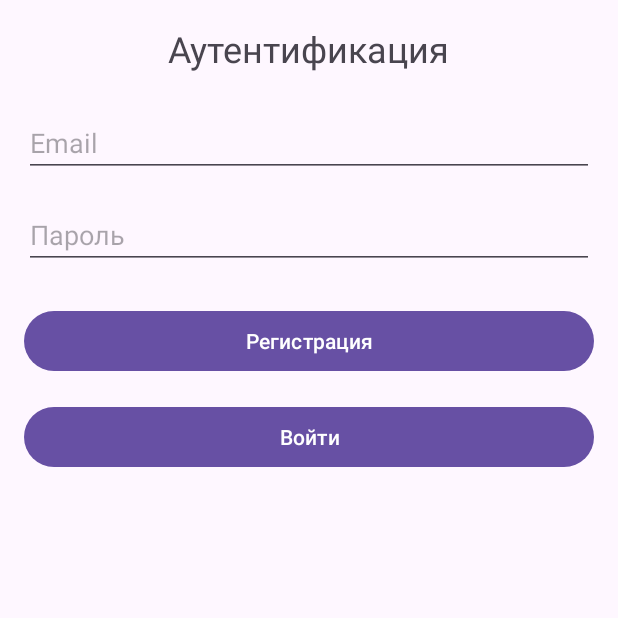
After one commit to AkitaUI/VisualNovelle, an Android app: the fragment AuthFragment placed in its activity, on a phone screen of 412 x 824 dp, the top half of it. The commit adds this screen. Run offline under Robolectric (Android 15) with nearby library versions, the phone set to English and light mode, and no system bars; our stand-ins replace Firebase (no records; nobody signed in at launch, a user with empty details on screens opened directly).

Commit message:
New Fragment for authentification

```diff
--- a/app/build.gradle.kts
+++ b/app/build.gradle.kts
@@ -1,5 +1,6 @@
 plugins {
     alias(libs.plugins.android.application)
+    id("com.google.gms.google-services")
 }
 
 android {
@@ -40,4 +41,9 @@ dependencies {
     testImplementation(libs.junit)
     androidTestImplementation(libs.ext.junit)
     androidTestImplementation(libs.espresso.core)
+
+    implementation(platform(libs.firebase.bom))
+    implementation(libs.firebase.auth.ktx)       // Authentication
+    implementation(libs.firebase.database.ktx)   // Realtime Database
+    implementation(libs.firebase.analytics.ktx)
 }
--- /dev/null
+++ b/app/src/main/java/com/example/visualstudio/AuthFragment.java
@@ -0,0 +1,133 @@
+package com.example.visualstudio;
+
+import android.os.Bundle;
+import android.text.TextUtils;
+import android.view.LayoutInflater;
+import android.view.View;
+import android.view.ViewGroup;
+import android.widget.Button;
+import android.widget.EditText;
+import android.widget.ProgressBar;
+import android.widget.Toast;
+
+import androidx.annotation.NonNull;
+import androidx.annotation.Nullable;
+import androidx.fragment.app.Fragment;
+
+import com.google.firebase.auth.FirebaseAuth;
+import com.google.firebase.auth.FirebaseUser;
+import com.google.firebase.database.DatabaseReference;
+import com.google.firebase.database.FirebaseDatabase;
+
+public class AuthFragment extends Fragment {
+
+    private EditText etEmail, etPassword;
+    private Button btnRegister, btnLogin;
+    private ProgressBar progressBar;
+
+    private FirebaseAuth mAuth;
+    private DatabaseReference usersRef;
+
+    @Nullable
+    @Override
+    public View onCreateView(@NonNull LayoutInflater inflater, @Nullable ViewGroup container,
+                             @Nullable Bundle savedInstanceState) {
+        View view = inflater.inflate(R.layout.fragment_auth, container, false);
+
+        mAuth = FirebaseAuth.getInstance();
+        usersRef = FirebaseDatabase.getInstance().getReference("Users");
+
+        etEmail = view.findViewById(R.id.et_email);
+        etPassword = view.findViewById(R.id.et_password);
+        btnRegister = view.findViewById(R.id.btn_register);
+        btnLogin = view.findViewById(R.id.btn_login);
+        progressBar = view.findViewById(R.id.progress_bar);
+
+        progressBar.setVisibility(View.GONE);
+
+        btnRegister.setOnClickListener(v -> registerUser());
+        btnLogin.setOnClickListener(v -> loginUser());
+
+        return view;
+    }
+
+    private void registerUser() {
+        String email = etEmail.getText().toString().trim();
+        String password = etPassword.getText().toString().trim();
+
+        if (TextUtils.isEmpty(email)) {
+            etEmail.setError("Введите email");
+            return;
+        }
+        if (TextUtils.isEmpty(password)) {
+            etPassword.setError("Введите пароль");
+            return;
+        }
+        if (password.length() < 6) {
+            etPassword.setError("Пароль должен быть не менее 6 символов");
+            return;
+        }
+
+        progressBar.setVisibility(View.VISIBLE);
+
+        mAuth.createUserWithEmailAndPassword(email, password)
+                .addOnCompleteListener(requireActivity(), task -> {
+                    progressBar.setVisibility(View.GONE);
+                    if (task.isSuccessful()) {
+                        // Регистрация успешна. Сохраним профиль в базе (можно добавить дополнительные поля)
+                        FirebaseUser user = mAuth.getCurrentUser();
+                        if (user != null) {
+                            String uid = user.getUid();
+                            // Создадим модель пользователя (здесь только email, но можно добавить имя, аватар и пр.)
+                            UserProfile profile = new UserProfile(email);
+
+                            usersRef.child(uid).setValue(profile)
+                                    .addOnSuccessListener(aVoid -> {
+                                        Toast.makeText(getContext(), "Регистрация успешна!", Toast.LENGTH_SHORT).show();
+                                        // TODO: после успешной регистрации перейти к нужному экрану (например, назад на StartFragment)
+                                        requireActivity().getSupportFragmentManager().popBackStack();
+                                    })
+                                    .addOnFailureListener(e -> {
+                                        Toast.makeText(getContext(), "Ошибка при сохранении профиля: " + e.getMessage(),
+                                                Toast.LENGTH_LONG).show();
+                                    });
+                        }
+                    } else {
+                        Toast.makeText(getContext(), "Не удалось зарегистрироваться: " + task.getException().getMessage(),
+                                Toast.LENGTH_LONG).show();
+                    }
+                });
+    }
+
+    private void loginUser() {
+        String email = etEmail.getText().toString().trim();
+        String password = etPassword.getText().toString().trim();
+
+        if (TextUtils.isEmpty(email)) {
+            etEmail.setError("Введите email");
+            return;
+        }
+        if (TextUtils.isEmpty(password)) {
+            etPassword.setError("Введите пароль");
+            return;
+        }
+
+        progressBar.setVisibility(View.VISIBLE);
+
+        mAuth.signInWithEmailAndPassword(email, password)
+                .addOnCompleteListener(requireActivity(), task -> {
+                    progressBar.setVisibility(View.GONE);
+                    if (task.isSuccessful()) {
+                        FirebaseUser user = mAuth.getCurrentUser();
+                        if (user != null) {
+                            Toast.makeText(getContext(), "Вход выполнен!", Toast.LENGTH_SHORT).show();
+                            // TODO: после успешного входа перейти к нужному экрану (например, на главный экран игры)
+                            requireActivity().getSupportFragmentManager().popBackStack();
+                        }
+                    } else {
+                        Toast.makeText(getContext(), "Ошибка входа: " + task.getException().getMessage(),
+                                Toast.LENGTH_LONG).show();
+                    }
+                });
+    }
+}
--- a/app/src/main/java/com/example/visualstudio/MainActivity.java
+++ b/app/src/main/java/com/example/visualstudio/MainActivity.java
@@ -8,11 +8,15 @@ import androidx.core.graphics.Insets;
 import androidx.core.view.ViewCompat;
 import androidx.core.view.WindowInsetsCompat;
 import androidx.fragment.app.Fragment;
+import com.google.firebase.FirebaseApp;
 
 public class MainActivity extends AppCompatActivity {
     @Override
     protected void onCreate(Bundle savedInstanceState) {
         super.onCreate(savedInstanceState);
+
+        FirebaseApp.initializeApp(this);
+
         setContentView(R.layout.activity_main);
         loadFragment(new StartFragment());
     }
--- a/app/src/main/java/com/example/visualstudio/StartFragment.java
+++ b/app/src/main/java/com/example/visualstudio/StartFragment.java
@@ -4,12 +4,28 @@ import android.os.Bundle;
 import android.view.LayoutInflater;
 import android.view.View;
 import android.view.ViewGroup;
+import android.widget.Button;
+import androidx.annotation.NonNull;
+import androidx.annotation.Nullable;
 import androidx.fragment.app.Fragment;
 
 public class StartFragment extends Fragment {
+    @Nullable
     @Override
-    public View onCreateView(LayoutInflater inflater, ViewGroup container,
-                             Bundle savedInstanceState) {
-        return inflater.inflate(R.layout.fragment_start, container, false);
+    public View onCreateView(@NonNull LayoutInflater inflater, @Nullable ViewGroup container,
+                             @Nullable Bundle savedInstanceState) {
+        View view = inflater.inflate(R.layout.fragment_start, container, false);
+
+        Button btnAuth = view.findViewById(R.id.btn_auth);
+        btnAuth.setOnClickListener(v -> {
+            requireActivity()
+                    .getSupportFragmentManager()
+                    .beginTransaction()
+                    .replace(R.id.fragment_container, new AuthFragment())
+                    .addToBackStack(null)
+                    .commit();
+        });
+
+        return view;
     }
 }
--- /dev/null
+++ b/app/src/main/res/layout/fragment_auth.xml
@@ -0,0 +1,57 @@
+<?xml version="1.0" encoding="utf-8"?>
+<ScrollView xmlns:android="http://schemas.android.com/apk/res/android"
+    android:layout_width="match_parent"
+    android:layout_height="match_parent"
+    android:padding="16dp">
+
+    <LinearLayout
+        android:layout_width="match_parent"
+        android:layout_height="wrap_content"
+        android:orientation="vertical"
+        android:gravity="center_horizontal">
+
+        <TextView
+            android:layout_width="wrap_content"
+            android:layout_height="wrap_content"
+            android:text="Аутентификация"
+            android:textSize="24sp"
+            android:layout_marginBottom="24dp"/>
+
+        <EditText
+            android:id="@+id/et_email"
+            android:layout_width="match_parent"
+            android:layout_height="wrap_content"
+            android:hint="Email"
+            android:inputType="textEmailAddress"
+            android:layout_marginBottom="16dp"/>
+
+        <EditText
+            android:id="@+id/et_password"
+            android:layout_width="match_parent"
+            android:layout_height="wrap_content"
+            android:hint="Пароль"
+            android:inputType="textPassword"
+            android:layout_marginBottom="24dp"/>
+
+        <Button
+            android:id="@+id/btn_register"
+            android:layout_width="match_parent"
+            android:layout_height="wrap_content"
+            android:text="Регистрация"
+            android:layout_marginBottom="16dp"/>
+
+        <Button
+            android:id="@+id/btn_login"
+            android:layout_width="match_parent"
+            android:layout_height="wrap_content"
+            android:text="Войти"/>
+
+        <ProgressBar
+            android:id="@+id/progress_bar"
+            style="?android:attr/progressBarStyle"
+            android:layout_width="wrap_content"
+            android:layout_height="wrap_content"
+            android:visibility="gone"
+            android:layout_marginTop="24dp"/>
+    </LinearLayout>
+</ScrollView>
--- a/app/src/main/res/values/strings.xml
+++ b/app/src/main/res/values/strings.xml
@@ -3,4 +3,6 @@
     <string name="play">Играть</string>
     <string name="settings">Настройки</string>
     <string name="auth">Аутентификация, войти в аккаунт</string>
+    <!-- TODO: Remove or change this placeholder text -->
+    <string name="hello_blank_fragment">Hello blank fragment</string>
 </resources>
--- a/build.gradle.kts
+++ b/build.gradle.kts
@@ -1,4 +1,5 @@
 // Top-level build file where you can add configuration options common to all sub-projects/modules.
 plugins {
     alias(libs.plugins.android.application) apply false
+    id("com.google.gms.google-services") version "4.4.2" apply false
 }
--- a/gradle/libs.versions.toml
+++ b/gradle/libs.versions.toml
@@ -1,5 +1,6 @@
 [versions]
 agp = "8.8.1"
+firebaseBom = "33.14.0"
 junit = "4.13.2"
 junitVersion = "1.2.1"
 espressoCore = "3.6.1"
@@ -9,6 +10,10 @@ activity = "1.10.1"
 constraintlayout = "2.2.1"
 
 [libraries]
+firebase-analytics-ktx = { module = "com.google.firebase:firebase-analytics-ktx" }
+firebase-auth-ktx = { module = "com.google.firebase:firebase-auth-ktx" }
+firebase-bom = { module = "com.google.firebase:firebase-bom", version.ref = "firebaseBom" }
+firebase-database-ktx = { module = "com.google.firebase:firebase-database-ktx" }
 junit = { group = "junit", name = "junit", version.ref = "junit" }
 ext-junit = { group = "androidx.test.ext", name = "junit", version.ref = "junitVersion" }
 espresso-core = { group = "androidx.test.espresso", name = "espresso-core", version.ref = "espressoCore" }
```
Also changed, not shown: app/src/main/java/com/example/visualstudio/UserProfile.java (added, +15 -0 lines), 1 other file.
